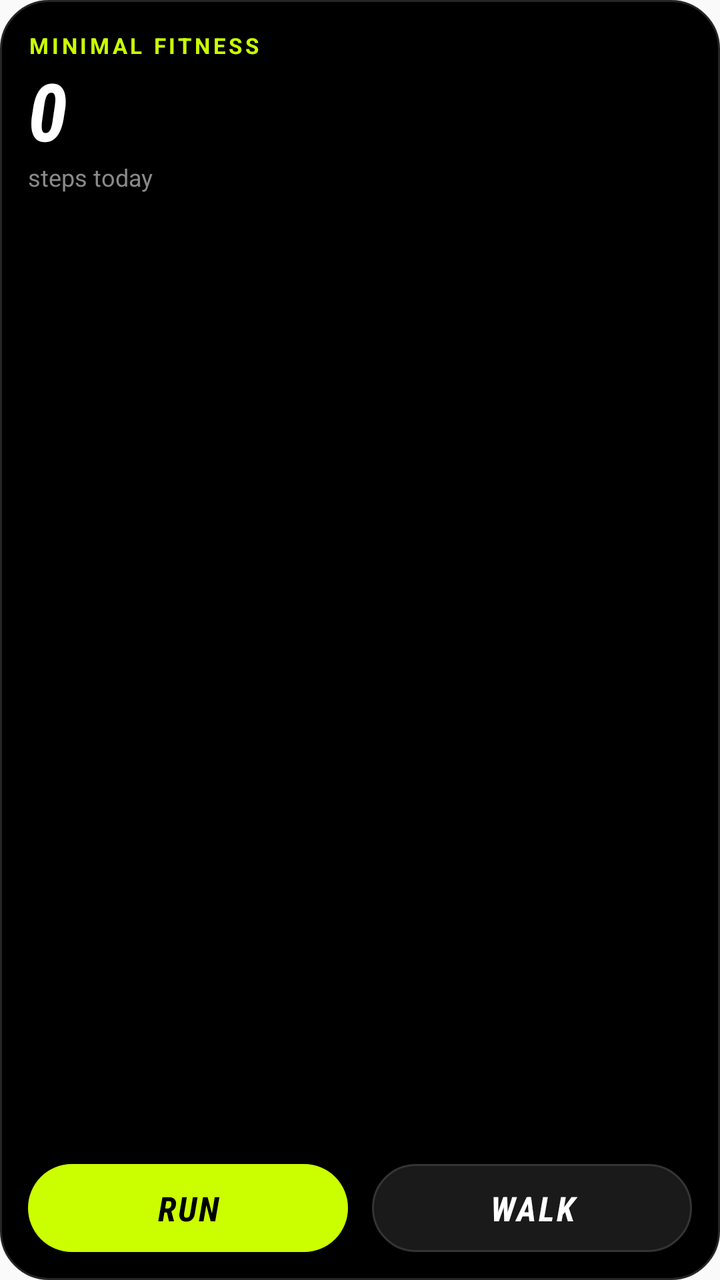
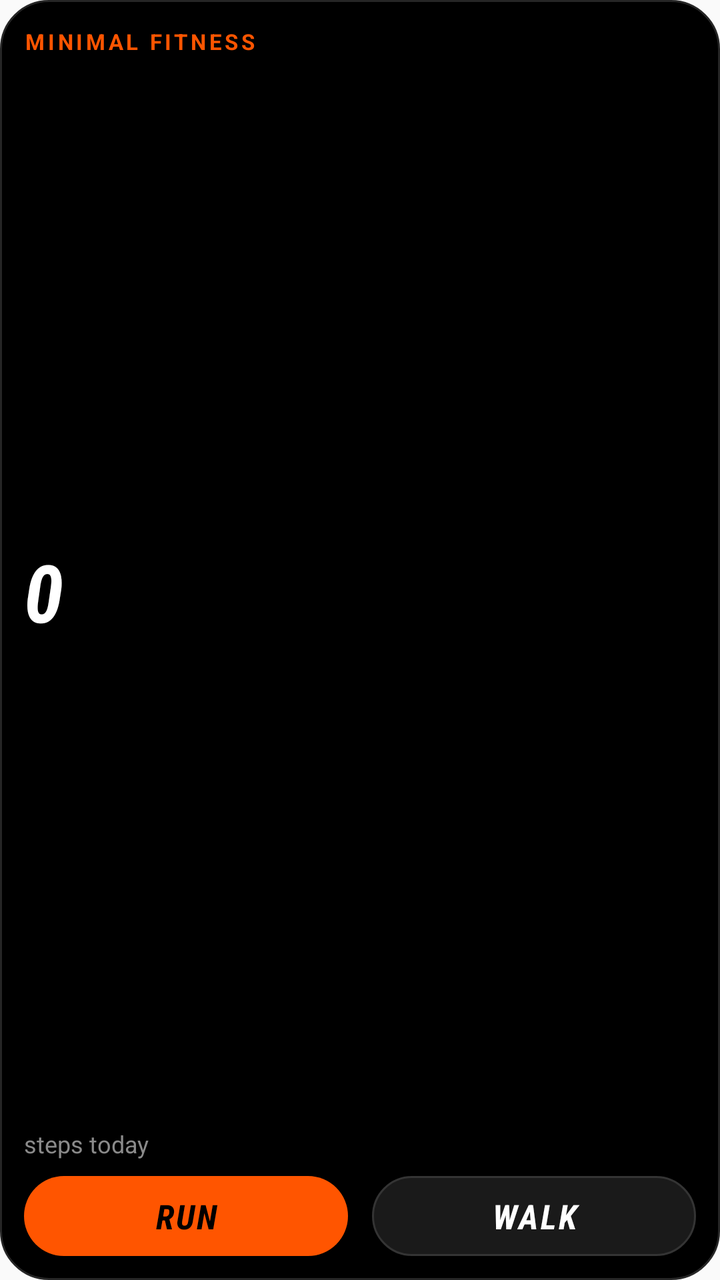

Compare the two renders of this Android layout. The source of the first and the diff that turns it into the second are given below.
<!-- AndroidManifest.xml: application theme AppTheme -->
<!-- res/layout/widget_quick.xml -->
<?xml version="1.0" encoding="utf-8"?>
<LinearLayout xmlns:android="http://schemas.android.com/apk/res/android"
    android:id="@+id/widget_root"
    android:layout_width="match_parent"
    android:layout_height="match_parent"
    android:background="@drawable/widget_bg"
    android:orientation="vertical"
    android:padding="14dp">

    <LinearLayout
        android:layout_width="match_parent"
        android:layout_height="wrap_content"
        android:gravity="center_vertical"
        android:orientation="horizontal">

        <TextView
            android:layout_width="0dp"
            android:layout_height="wrap_content"
            android:layout_weight="1"
            android:letterSpacing="0.14"
            android:text="MINIMAL FITNESS"
            android:textColor="#FFCBFF00"
            android:textSize="11sp"
            android:textStyle="bold" />

        <TextView
            android:id="@+id/widget_streak"
            android:layout_width="wrap_content"
            android:layout_height="wrap_content"
            android:textColor="#FFFF5A1F"
            android:textSize="13sp"
            android:textStyle="bold" />
    </LinearLayout>

    <TextView
        android:id="@+id/widget_steps"
        android:layout_width="match_parent"
        android:layout_height="wrap_content"
        android:layout_marginTop="2dp"
        android:fontFamily="sans-serif-condensed"
        android:includeFontPadding="false"
        android:text="0"
        android:textColor="#FFFFFFFF"
        android:textSize="40sp"
        android:textStyle="bold|italic" />

    <TextView
        android:id="@+id/widget_sub"
        android:layout_width="match_parent"
        android:layout_height="wrap_content"
        android:text="steps today"
        android:textColor="#FF8A8A8A"
        android:textSize="12sp" />

    <TextView
        android:id="@+id/widget_extra"
        android:layout_width="match_parent"
        android:layout_height="wrap_content"
        android:layout_marginTop="2dp"
        android:ellipsize="end"
        android:maxLines="1"
        android:textColor="#FFCBFF00"
        android:textSize="12sp"
        android:textStyle="bold"
        android:visibility="gone" />

    <LinearLayout
        android:layout_width="match_parent"
        android:layout_height="0dp"
        android:layout_weight="1"
        android:layout_marginTop="10dp"
        android:gravity="bottom"
        android:orientation="horizontal">

        <TextView
            android:id="@+id/widget_run"
            android:layout_width="0dp"
            android:layout_height="44dp"
            android:layout_marginEnd="6dp"
            android:layout_weight="1"
            android:background="@drawable/widget_btn_primary"
            android:fontFamily="sans-serif-condensed"
            android:gravity="center"
            android:letterSpacing="0.06"
            android:text="RUN"
            android:textColor="#FF000000"
            android:textSize="17sp"
            android:textStyle="bold|italic" />

        <TextView
            android:id="@+id/widget_walk"
            android:layout_width="0dp"
            android:layout_height="44dp"
            android:layout_marginStart="6dp"
            android:layout_weight="1"
            android:background="@drawable/widget_btn"
            android:fontFamily="sans-serif-condensed"
            android:gravity="center"
            android:letterSpacing="0.06"
            android:text="WALK"
            android:textColor="#FFFFFFFF"
            android:textSize="17sp"
            android:textStyle="bold|italic" />
    </LinearLayout>
</LinearLayout>
<!-- resources referenced by this layout -->
<resources>
  <!-- drawable widget_bg (drawable) -->
  <?xml version="1.0" encoding="utf-8"?>
  <shape xmlns:android="http://schemas.android.com/apk/res/android" android:shape="rectangle">
      <solid android:color="#FF000000" />
      <corners android:radius="24dp" />
      <stroke android:width="1dp" android:color="#FF262626" />
  </shape>
  <!-- drawable widget_btn (drawable) -->
  <?xml version="1.0" encoding="utf-8"?>
  <shape xmlns:android="http://schemas.android.com/apk/res/android" android:shape="rectangle">
      <solid android:color="#FF1A1A1A" />
      <corners android:radius="22dp" />
      <stroke android:width="1dp" android:color="#FF343434" />
  </shape>
  <!-- drawable widget_btn_primary (drawable) -->
  <?xml version="1.0" encoding="utf-8"?>
  <shape xmlns:android="http://schemas.android.com/apk/res/android" android:shape="rectangle">
      <solid android:color="#FFCBFF00" />
      <corners android:radius="22dp" />
  </shape>
  <style name="AppTheme" parent="Theme.AppCompat.Light.DarkActionBar">
          
          <item name="colorPrimary">@color/colorPrimary</item>
          <item name="colorPrimaryDark">@color/colorPrimaryDark</item>
          <item name="colorAccent">@color/colorAccent</item>
      </style>
</resources>

<!-- the commit's change to res/layout/widget_quick.xml (unified diff, before → after) -->
@@ -5,7 +5,7 @@
     android:layout_height="match_parent"
     android:background="@drawable/widget_bg"
     android:orientation="vertical"
-    android:padding="14dp">
+    android:padding="12dp">
 
     <LinearLayout
         android:layout_width="match_parent"
@@ -18,8 +18,9 @@
             android:layout_height="wrap_content"
             android:layout_weight="1"
             android:letterSpacing="0.14"
+            android:maxLines="1"
             android:text="MINIMAL FITNESS"
-            android:textColor="#FFCBFF00"
+            android:textColor="#FFFF5500"
             android:textSize="11sp"
             android:textStyle="bold" />
 
@@ -27,27 +28,37 @@
             android:id="@+id/widget_streak"
             android:layout_width="wrap_content"
             android:layout_height="wrap_content"
+            android:maxLines="1"
             android:textColor="#FFFF5A1F"
             android:textSize="13sp"
             android:textStyle="bold" />
     </LinearLayout>
 
+    
     <TextView
         android:id="@+id/widget_steps"
         android:layout_width="match_parent"
-        android:layout_height="wrap_content"
+        android:layout_height="0dp"
         android:layout_marginTop="2dp"
+        android:layout_weight="1"
+        android:autoSizeMaxTextSize="40sp"
+        android:autoSizeMinTextSize="20sp"
+        android:autoSizeStepGranularity="1sp"
+        android:autoSizeTextType="uniform"
         android:fontFamily="sans-serif-condensed"
+        android:gravity="center_vertical|start"
         android:includeFontPadding="false"
+        android:maxLines="1"
         android:text="0"
         android:textColor="#FFFFFFFF"
-        android:textSize="40sp"
         android:textStyle="bold|italic" />
 
     <TextView
         android:id="@+id/widget_sub"
         android:layout_width="match_parent"
         android:layout_height="wrap_content"
+        android:ellipsize="end"
+        android:maxLines="1"
         android:text="steps today"
         android:textColor="#FF8A8A8A"
         android:textSize="12sp" />
@@ -59,29 +70,28 @@
         android:layout_marginTop="2dp"
         android:ellipsize="end"
         android:maxLines="1"
-        android:textColor="#FFCBFF00"
+        android:textColor="#FFFF5500"
         android:textSize="12sp"
         android:textStyle="bold"
         android:visibility="gone" />
 
     <LinearLayout
         android:layout_width="match_parent"
-        android:layout_height="0dp"
-        android:layout_weight="1"
-        android:layout_marginTop="10dp"
-        android:gravity="bottom"
+        android:layout_height="wrap_content"
+        android:layout_marginTop="8dp"
         android:orientation="horizontal">
 
         <TextView
             android:id="@+id/widget_run"
             android:layout_width="0dp"
-            android:layout_height="44dp"
+            android:layout_height="40dp"
             android:layout_marginEnd="6dp"
             android:layout_weight="1"
             android:background="@drawable/widget_btn_primary"
             android:fontFamily="sans-serif-condensed"
             android:gravity="center"
             android:letterSpacing="0.06"
+            android:maxLines="1"
             android:text="RUN"
             android:textColor="#FF000000"
             android:textSize="17sp"
@@ -90,13 +100,14 @@
         <TextView
             android:id="@+id/widget_walk"
             android:layout_width="0dp"
-            android:layout_height="44dp"
+            android:layout_height="40dp"
             android:layout_marginStart="6dp"
             android:layout_weight="1"
             android:background="@drawable/widget_btn"
             android:fontFamily="sans-serif-condensed"
             android:gravity="center"
             android:letterSpacing="0.06"
+            android:maxLines="1"
             android:text="WALK"
             android:textColor="#FFFFFFFF"
             android:textSize="17sp"
<!-- resource entries referenced after the edit -->
@@ -17,7 +17,7 @@
   <!-- drawable widget_btn_primary (drawable) -->
   <?xml version="1.0" encoding="utf-8"?>
   <shape xmlns:android="http://schemas.android.com/apk/res/android" android:shape="rectangle">
-      <solid android:color="#FFCBFF00" />
+      <solid android:color="#FFFF5500" />
       <corners android:radius="22dp" />
   </shape>
   <style name="AppTheme" parent="Theme.AppCompat.Light.DarkActionBar">
